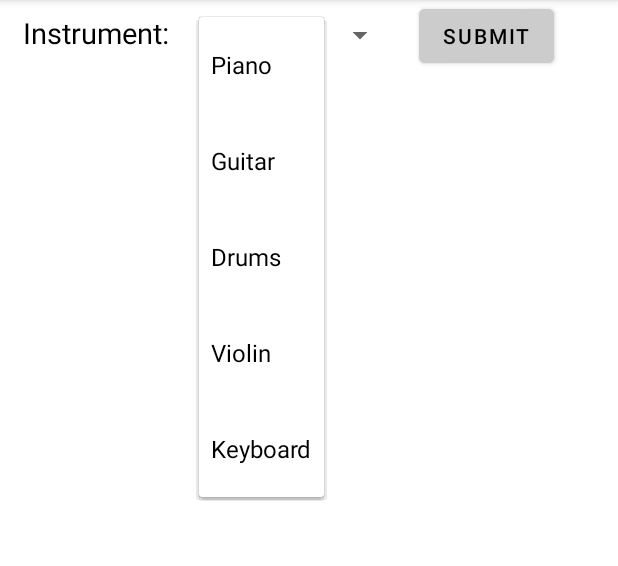
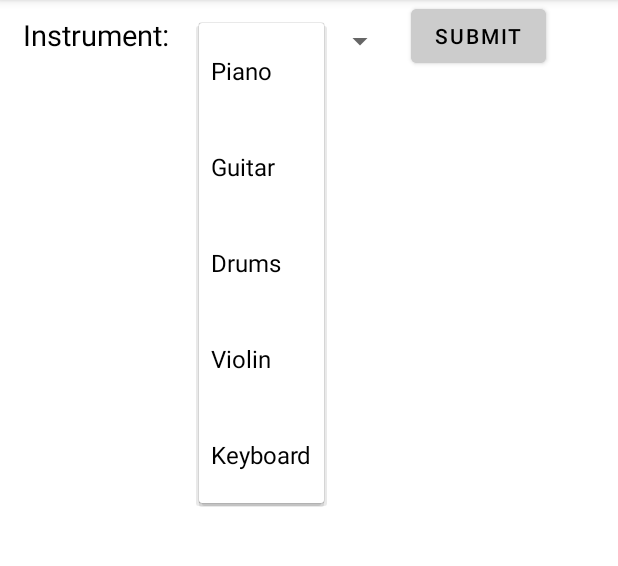
Before and after one commit to hellblazer7/Find-Your-Band-, an Android app: the SearchActivity screen opened directly, with no data from a screen before it, after a tap on "Piano", on a phone screen of 412 x 824 dp, the part 84-650 px from its top. Run offline under Robolectric (Android 15) with nearby library versions, the phone set to English and light mode, and no system bars; our stand-ins replace Firebase (no records; nobody signed in at launch, a user with empty details on screens opened directly); Roboto replaces fonts that are not available here.

Commit message:
Final Draft

```diff
--- a/app/src/main/res/layout/activity_search.xml
+++ b/app/src/main/res/layout/activity_search.xml
@@ -28,34 +28,37 @@
                 android:textSize="20dp" />
 
         </Toolbar>
-        <LinearLayout
+        <RelativeLayout
             android:layout_width="match_parent"
-            android:layout_height="wrap_content"
-            android:orientation="horizontal">
+            android:layout_height="wrap_content">
 
             <TextView
                 android:layout_width="wrap_content"
                 android:layout_height="wrap_content"
+                android:id="@+id/search_layout_textview"
                 android:text="Instrument:"
                 android:paddingRight="10dp"
                 android:layout_marginLeft="15dp"
-                android:textSize="19sp"/>
+                android:textSize="19sp"
+                android:layout_marginTop="10dp"/>
 
             <Spinner
                 android:id="@+id/searchinstrumentspinner"
                 android:layout_width="wrap_content"
                 android:layout_height="wrap_content"
+                android:layout_toRightOf="@id/search_layout_textview"
                 android:spinnerMode="dropdown"
                 android:layout_marginLeft="10dp"
-                android:layout_marginRight="5dp"/>
+                android:layout_marginTop="15dp"/>
             <Button
                 android:layout_width="wrap_content"
                 android:layout_height="wrap_content"
                 android:text="SUBMIT"
                 android:backgroundTint="#CCCCCC"
+                android:layout_toRightOf="@id/searchinstrumentspinner"
                 android:layout_marginLeft="10dp"
                 android:id="@+id/search_button"/>
-        </LinearLayout>
+        </RelativeLayout>
         <androidx.recyclerview.widget.RecyclerView
             android:layout_width="match_parent"
             android:layout_height="wrap_content"
```
